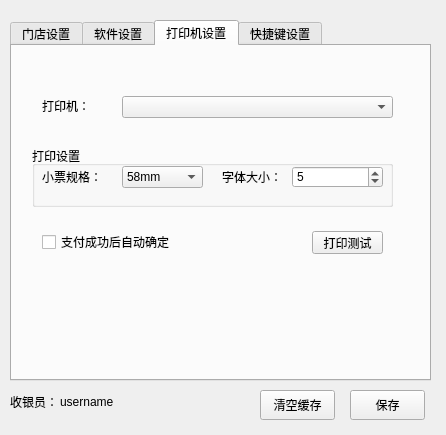
First picture: the form in bbqshop/MainDlg/maindlg.ui, repository qinan2014/bbqshop, before the edit.
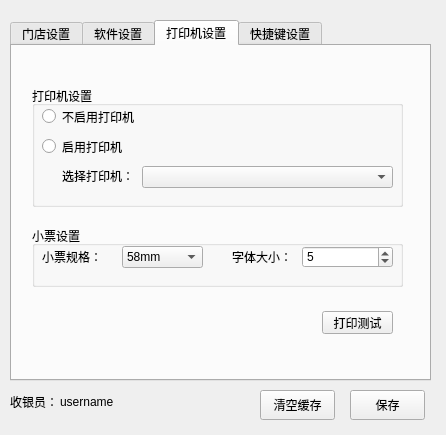
Second picture: the form after the edit. The open tabs and pages were chosen to show the change.

Commit message: 打印机设置页面

Diff of the .ui file:
```diff
--- a/bbqshop/MainDlg/maindlg.ui
+++ b/bbqshop/MainDlg/maindlg.ui
@@ -522,50 +522,17 @@
     <attribute name="title">
      <string>打印机设置</string>
     </attribute>
-    <widget class="QWidget" name="widget_6" native="true">
-     <property name="geometry">
-      <rect>
-       <x>20</x>
-       <y>50</y>
-       <width>361</width>
-       <height>23</height>
-      </rect>
-     </property>
-     <widget class="QLabel" name="label_12">
-      <property name="geometry">
-       <rect>
-        <x>10</x>
-        <y>0</y>
-        <width>61</width>
-        <height>20</height>
-       </rect>
-      </property>
-      <property name="text">
-       <string>打印机：</string>
-      </property>
-     </widget>
-     <widget class="QComboBox" name="cboPrinter">
-      <property name="geometry">
-       <rect>
-        <x>90</x>
-        <y>0</y>
-        <width>271</width>
-        <height>22</height>
-       </rect>
-      </property>
-     </widget>
-    </widget>
     <widget class="QGroupBox" name="gbPrinter">
      <property name="geometry">
       <rect>
        <x>20</x>
-       <y>100</y>
-       <width>361</width>
+       <y>180</y>
+       <width>371</width>
        <height>61</height>
       </rect>
      </property>
      <property name="title">
-      <string>打印设置</string>
+      <string>小票设置</string>
      </property>
      <widget class="QLabel" name="label_5">
       <property name="geometry">
@@ -603,7 +570,7 @@
      <widget class="QLabel" name="label_6">
       <property name="geometry">
        <rect>
-        <x>190</x>
+        <x>200</x>
         <y>20</y>
         <width>61</width>
         <height>22</height>
@@ -616,7 +583,7 @@
      <widget class="QSpinBox" name="printFont">
       <property name="geometry">
        <rect>
-        <x>260</x>
+        <x>270</x>
         <y>20</y>
         <width>91</width>
         <height>22</height>
@@ -631,28 +598,15 @@
      <property name="geometry">
       <rect>
        <x>20</x>
-       <y>180</y>
-       <width>361</width>
+       <y>260</y>
+       <width>371</width>
        <height>31</height>
       </rect>
      </property>
-     <widget class="QCheckBox" name="chbAutioPrint">
-      <property name="geometry">
-       <rect>
-        <x>10</x>
-        <y>8</y>
-        <width>141</width>
-        <height>16</height>
-       </rect>
-      </property>
-      <property name="text">
-       <string>支付成功后自动确定</string>
-      </property>
-     </widget>
      <widget class="QPushButton" name="btnPrinterTest">
       <property name="geometry">
        <rect>
-        <x>280</x>
+        <x>290</x>
         <y>5</y>
         <width>71</width>
         <height>23</height>
@@ -663,6 +617,78 @@
       </property>
      </widget>
     </widget>
+    <widget class="QGroupBox" name="groupBox_3">
+     <property name="geometry">
+      <rect>
+       <x>20</x>
+       <y>40</y>
+       <width>371</width>
+       <height>121</height>
+      </rect>
+     </property>
+     <property name="title">
+      <string>打印机设置</string>
+     </property>
+     <widget class="QRadioButton" name="rbStopPrinter">
+      <property name="geometry">
+       <rect>
+        <x>10</x>
+        <y>20</y>
+        <width>101</width>
+        <height>21</height>
+       </rect>
+      </property>
+      <property name="text">
+       <string>不启用打印机</string>
+      </property>
+     </widget>
+     <widget class="QRadioButton" name="rbStartPrinter">
+      <property name="geometry">
+       <rect>
+        <x>10</x>
+        <y>50</y>
+        <width>101</width>
+        <height>21</height>
+       </rect>
+      </property>
+      <property name="text">
+       <string>启用打印机</string>
+      </property>
+     </widget>
+     <widget class="QWidget" name="gpPrinterSelect" native="true">
+      <property name="geometry">
+       <rect>
+        <x>20</x>
+        <y>80</y>
+        <width>351</width>
+        <height>23</height>
+       </rect>
+      </property>
+      <widget class="QLabel" name="label_12">
+       <property name="geometry">
+        <rect>
+         <x>10</x>
+         <y>0</y>
+         <width>71</width>
+         <height>20</height>
+        </rect>
+       </property>
+       <property name="text">
+        <string>选择打印机：</string>
+       </property>
+      </widget>
+      <widget class="QComboBox" name="cboPrinter">
+       <property name="geometry">
+        <rect>
+         <x>90</x>
+         <y>0</y>
+         <width>251</width>
+         <height>22</height>
+        </rect>
+       </property>
+      </widget>
+     </widget>
+    </widget>
    </widget>
    <widget class="QWidget" name="tab_2">
     <attribute name="title">
```
Left out of the diff: 4 changed lines with no effect on the pictures. The commit also changes 3 other files.
